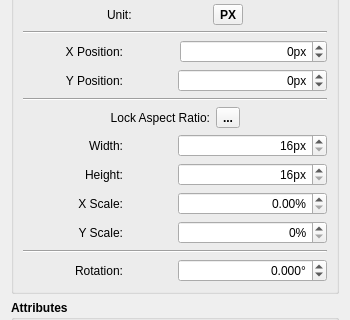
Above: src/libs/tools/image_dialog.ui from FashionFreedom/Seamly2D before the change; both pictures show x 0 to 350 and y 193 to 513 of the 350 by 683 pixel window. Below: the same form after it.
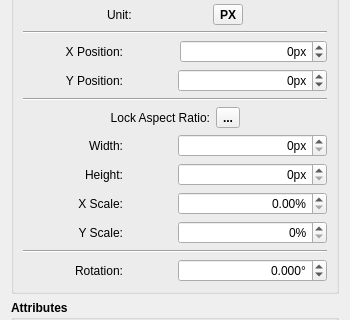
That is the form after the change. Icons and pictures are not drawn.

Commit message: fix: solve synchronization and extreme values pbms with the size spinboxes of the image properties dialog

```diff
--- a/src/libs/tools/image_dialog.ui
+++ b/src/libs/tools/image_dialog.ui
@@ -605,10 +605,10 @@
            <number>0</number>
           </property>
           <property name="minimum">
-           <double>16.000000000000000</double>
+           <double>0.000000000000000</double>
           </property>
           <property name="maximum">
-           <double>16000.000000000000000</double>
+           <double>99999.000000000000000</double>
           </property>
          </widget>
         </item>
@@ -674,10 +674,10 @@
            <number>0</number>
           </property>
           <property name="minimum">
-           <double>16.000000000000000</double>
+           <double>0.000000000000000</double>
           </property>
           <property name="maximum">
-           <double>16000.000000000000000</double>
+           <double>99999.000000000000000</double>
           </property>
          </widget>
         </item>
```
Left out of the diff: 5 changed lines with no effect on the pictures. The commit also changes 3 other files.
